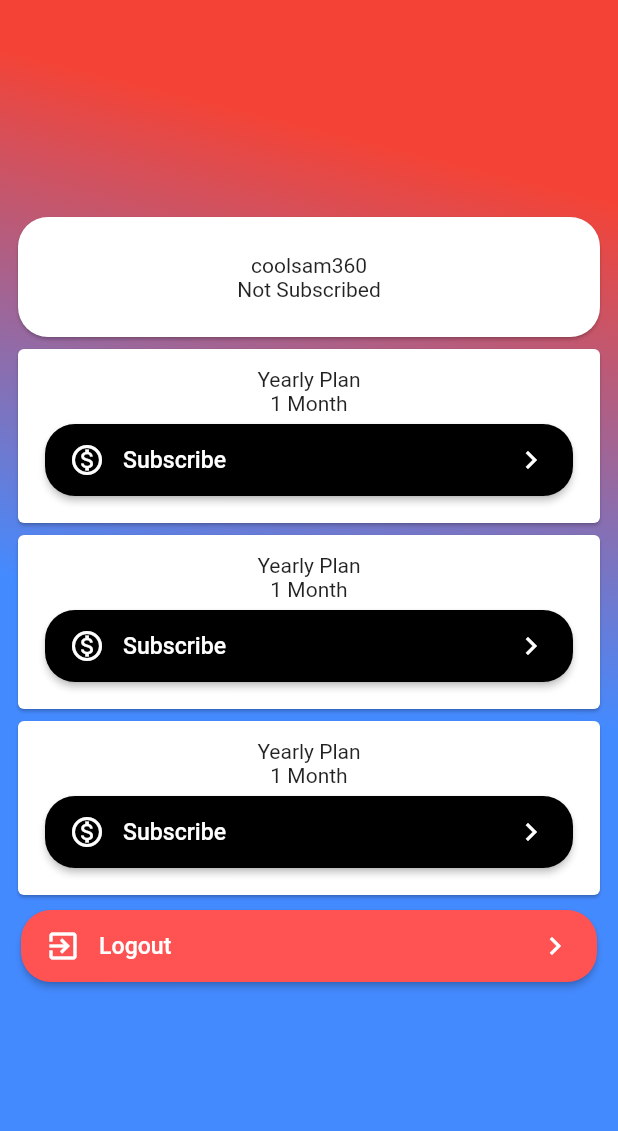
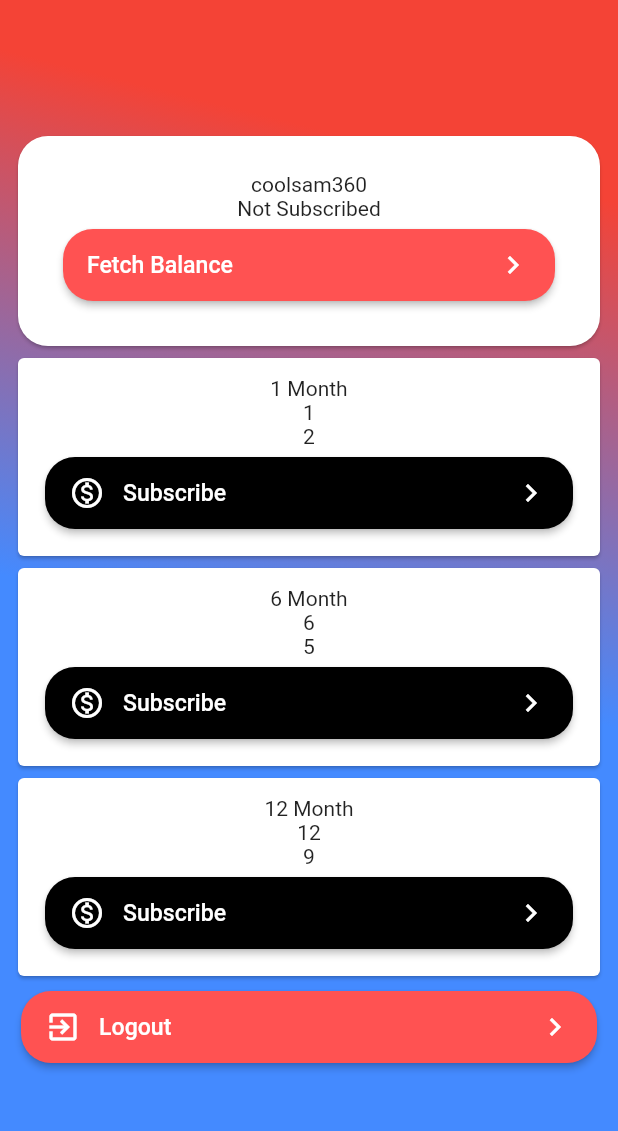
Before and after one commit to samuzaffar99/leftnix, a Flutter app: the HomePage screen opened by its route, on a phone screen of 412 x 824 dp, the part 59-1190 px from its top. Run offline on Flutter 3.47's test engine with Material 2 defaults, Android fonts, the light colour scheme and no system bars; our stand-ins replace get, reactive_forms; missing offline and left inert: web3dart.

Commit message:
update home

```diff
--- a/lib/pages/home.dart
+++ b/lib/pages/home.dart
@@ -1,5 +1,7 @@
 import 'package:flutter/material.dart';
 import 'package:get/get.dart';
+import 'package:leftnix/chain.dart';
+import 'package:leftnix/model.dart';
 import 'package:leftnix/widgets.dart';
 
 class HomePage extends StatelessWidget {
@@ -40,7 +42,11 @@ class HomePage extends StatelessWidget {
                 UserBanner(
                   profile: _profile,
                 ),
-                ...[1, 6, 12].map((e) => const PlanCard()),
+                ...[
+                  Plan("1 Month", 2, 1),
+                  Plan("6 Month", 5, 6),
+                  Plan("12 Month", 9, 12)
+                ].map((e) => PlanCard(plan: e)),
                 CustomButton(
                   prefixIcon: const Icon(Icons.exit_to_app),
                   onPressed: () => Get.toNamed("/"),
@@ -54,29 +60,6 @@ class HomePage extends StatelessWidget {
       ),
     );
   }
-}
-
-class Banner extends StatelessWidget {
-  const Banner({Key? key}) : super(key: key);
-
-  @override
-  Widget build(BuildContext context) {
-    return Container(
-      color: Colors.white,
-      child: Row(
-        mainAxisAlignment: MainAxisAlignment.spaceEvenly,
-        children: const [Icon(Icons.school)],
-      ),
-    );
-  }
-}
-
-class Profile {
-  String username;
-  String password;
-  String? expiryDate;
-
-  Profile(this.username, this.password, [this.expiryDate]);
 }
 
 class UserBanner extends StatelessWidget {
@@ -103,7 +86,14 @@ class UserBanner extends StatelessWidget {
               ),
               profile.expiryDate == null
                   ? const Text("Not Subscribed")
-                  : Text(profile.expiryDate.toString())
+                  : Text(profile.expiryDate.toString()),
+              CustomButton(
+                onPressed: () {
+                  final network = Get.find<Network>();
+                  network.getBalance();
+                },
+                labelText: "Fetch Balance",
+              )
             ],
           ),
         ),
@@ -113,7 +103,8 @@ class UserBanner extends StatelessWidget {
 }
 
 class PlanCard extends StatelessWidget {
-  const PlanCard({Key? key}) : super(key: key);
+  const PlanCard({Key? key, required this.plan}) : super(key: key);
+  final Plan plan;
 
   @override
   Widget build(BuildContext context) {
@@ -123,8 +114,9 @@ class PlanCard extends StatelessWidget {
         padding: const EdgeInsets.all(12),
         child: Column(
           children: [
-            const Text("Yearly Plan"),
-            const Text("1 Month"),
+            Text(plan.name),
+            Text(plan.duration.toString()),
+            Text(plan.cost.toString()),
             CustomButton(
               prefixIcon: const Icon(Icons.monetization_on_outlined),
               onPressed: () {},
```
